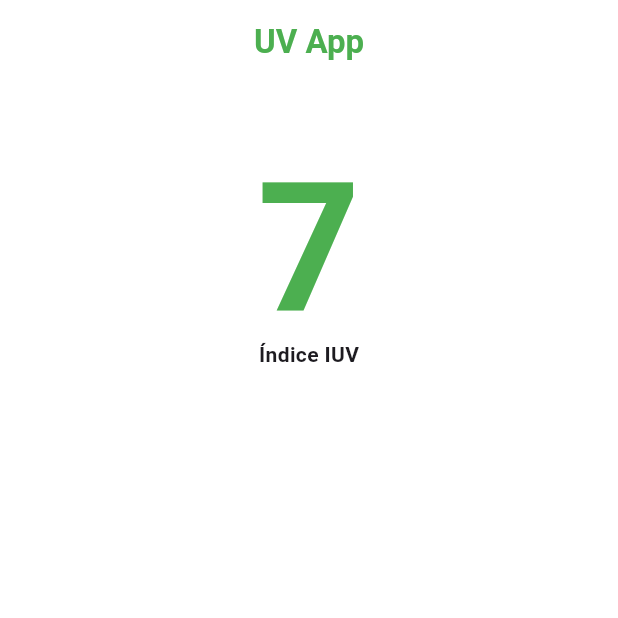
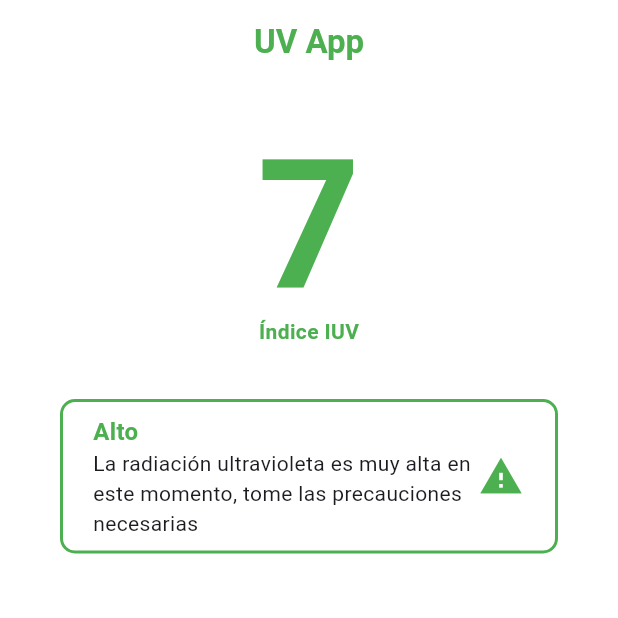
Before and after one commit to JoseYe628/uv_sensor_app, a Flutter app: the screen it shows after launch, on a phone screen of 412 x 824 dp, the top half of it. Run offline on Flutter 3.47's test engine with Material 3 defaults, Android fonts, the phone set to English and light mode, and no system bars; our stand-ins replace firebase_core, firebase_database; accounts and stored records are empty.

```diff
--- /dev/null
+++ b/lib/components/uv/uv_components.dart
@@ -0,0 +1,3 @@
+
+export 'package:uv_sensor_app/components/uv/uv_traker.dart';
+export 'package:uv_sensor_app/components/uv/uv_message_box.dart';
--- /dev/null
+++ b/lib/components/uv/uv_message_box.dart
@@ -0,0 +1,36 @@
+
+import 'package:flutter/material.dart';
+
+class UVMessageBox extends StatelessWidget {
+  const UVMessageBox({super.key});
+
+  @override
+  Widget build(BuildContext context){
+    return Container(
+      alignment: Alignment.centerLeft,
+      margin: EdgeInsets.symmetric(horizontal: 40),
+      padding: EdgeInsets.symmetric(vertical: 8, horizontal: 20),
+      decoration: BoxDecoration(
+        border: Border.all(color: Colors.green, width: 2),
+        borderRadius: BorderRadius.all(Radius.circular(10))
+      ),
+      child: Row(
+        children: [
+          Expanded(
+            child: Column(
+              crossAxisAlignment: CrossAxisAlignment.start,
+              children: [
+                Text("Alto", style: TextStyle(color: Colors.green, fontWeight: FontWeight.bold, fontSize: 16),),
+                Text("La radiación ultravioleta es muy alta en este momento, tome las precauciones necesarias"),
+              ],
+            ),
+          ),
+          Padding(
+            padding: const EdgeInsets.symmetric(horizontal: 1),
+            child: Icon(Icons.warning, color: Colors.green, size: 30),
+          ),
+        ],
+      ),
+    );
+  }
+}
--- a/lib/components/uv/uv_traker.dart
+++ b/lib/components/uv/uv_traker.dart
@@ -1,5 +1,5 @@
 
-import 'package:firebase_database/firebase_database.dart';
+//import 'package:firebase_database/firebase_database.dart';
 import 'package:flutter/material.dart';
 
 class UvTraker extends StatefulWidget {
@@ -25,7 +25,7 @@ class _UvTrakerState extends State<UvTraker> {
   @override
   Widget build(BuildContext context){
     return Container(
-      padding: EdgeInsets.symmetric(vertical: 30, horizontal: 10),
+      padding: EdgeInsets.symmetric(vertical: 15, horizontal: 10),
       margin: EdgeInsets.symmetric(vertical: 20, horizontal: 40),
       alignment: Alignment.center,
       /*decoration: BoxDecoration(
@@ -35,16 +35,16 @@ class _UvTrakerState extends State<UvTraker> {
       ),*/
       child: Column(
         children: [
-          UVIndex(),
-          Text("Índice IUV", style: TextStyle(fontSize: 14, fontWeight: FontWeight.bold),),
+          _UVIndex(),
+          Text("Índice IUV", style: TextStyle(fontSize: 14, fontWeight: FontWeight.bold, color: Colors.green),),
         ],
       )
     );
   }
 }
 
-class UVIndex extends StatelessWidget {
-  const UVIndex({
+class _UVIndex extends StatelessWidget {
+  const _UVIndex({
     super.key,
   });
 
--- a/lib/screens/home_screen.dart
+++ b/lib/screens/home_screen.dart
@@ -1,6 +1,6 @@
 
 import 'package:flutter/material.dart';
-import 'package:uv_sensor_app/components/uv/uv_traker.dart';
+import 'package:uv_sensor_app/components/uv/uv_components.dart';
 
 class HomeScreen extends StatelessWidget {
   HomeScreen({super.key});
@@ -17,7 +17,8 @@ class HomeScreen extends StatelessWidget {
       body: Column(
         crossAxisAlignment: CrossAxisAlignment.center,
         children: [
-          UvTraker()
+          UvTraker(),
+          UVMessageBox(),
         ],
       ),
     );
```
